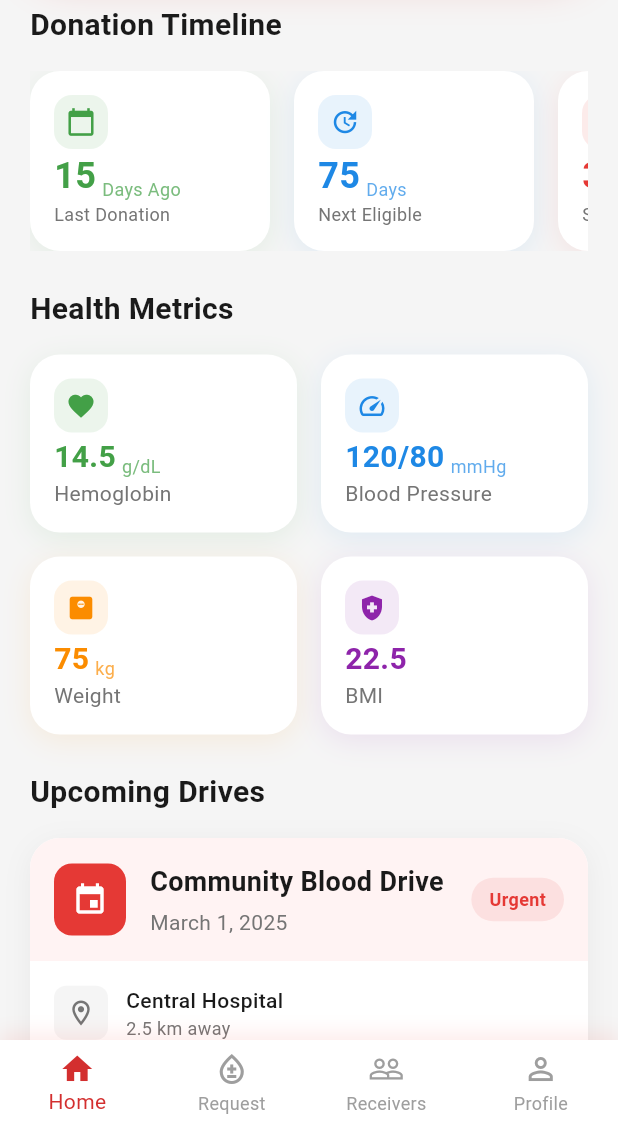
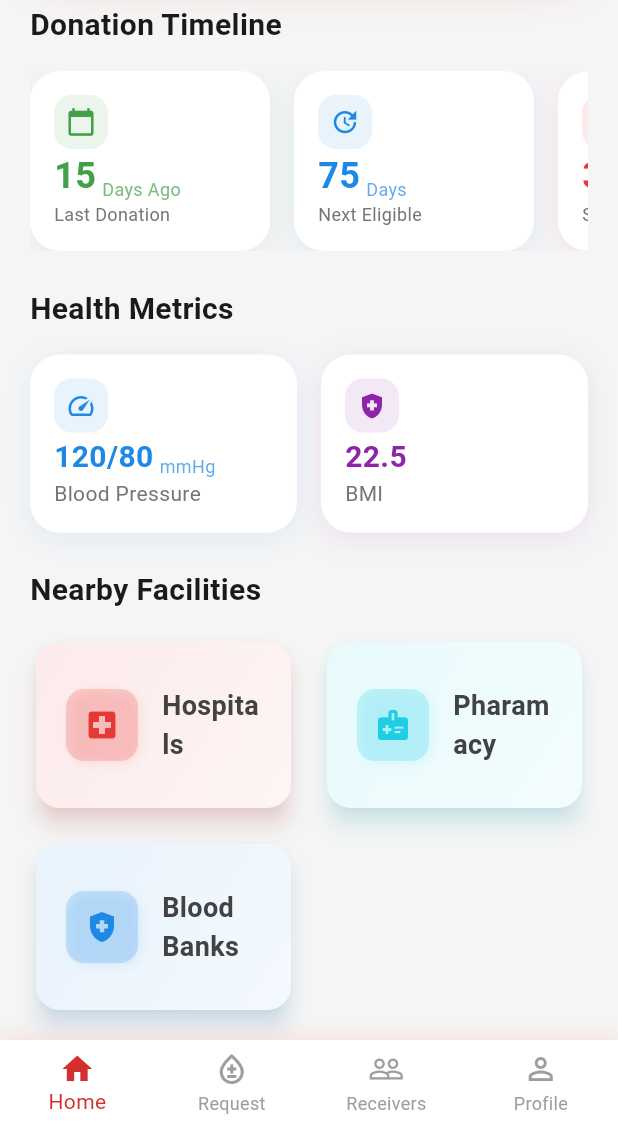
Before and after one commit to Sreenu-Chandaka/life_drop, a Flutter app: the screen it shows after launch, scrolled down 150 dp, on a phone screen of 412 x 824 dp, the part 109-1236 px from its top. Run offline on Flutter 3.47's test engine with Material 3 defaults, Android fonts, the light colour scheme and no system bars.

Commit message:
Update home.dart

```diff
--- a/lib/screens/home.dart
+++ b/lib/screens/home.dart
@@ -6,7 +6,6 @@ class HomeScreen extends StatelessWidget {
 
   @override
   Widget build(BuildContext context) {
-    // Set system overlay style for status bar
     SystemChrome.setSystemUIOverlayStyle(
       const SystemUiOverlayStyle(
         statusBarColor: Colors.transparent,
@@ -19,7 +18,6 @@ class HomeScreen extends StatelessWidget {
       body: SafeArea(
         child: CustomScrollView(
           slivers: [
-            // _buildAppBar(),
             SliverToBoxAdapter(
               child: Padding(
                 padding: const EdgeInsets.symmetric(horizontal: 20),
@@ -32,7 +30,8 @@ class HomeScreen extends StatelessWidget {
                     const SizedBox(height: 24),
                     _buildHealthMetrics(),
                     const SizedBox(height: 24),
-                    _buildUpcomingDrives(context),
+                    _buildNearbyFacilities(),
+
                   ],
                 ),
               ),
@@ -214,13 +213,7 @@ class HomeScreen extends StatelessWidget {
           crossAxisSpacing: 16,
           childAspectRatio: 1.5,
           children: const [
-            _HealthMetricCard(
-              title: 'Hemoglobin',
-              value: '14.5',
-              unit: 'g/dL',
-              icon: Icons.favorite,
-              color: Color(0xFF43A047),
-            ),
+
             _HealthMetricCard(
               title: 'Blood Pressure',
               value: '120/80',
@@ -228,13 +221,7 @@ class HomeScreen extends StatelessWidget {
               icon: Icons.speed,
               color: Color(0xFF1E88E5),
             ),
-            _HealthMetricCard(
-              title: 'Weight',
-              value: '75',
-              unit: 'kg',
-              icon: Icons.monitor_weight,
-              color: Color(0xFFFB8C00),
-            ),
+
             _HealthMetricCard(
               title: 'BMI',
               value: '22.5',
@@ -248,12 +235,12 @@ class HomeScreen extends StatelessWidget {
     );
   }
 
-  Widget _buildUpcomingDrives(BuildContext context) {
+  Widget _buildNearbyFacilities() {
     return Column(
       crossAxisAlignment: CrossAxisAlignment.start,
       children: [
         const Text(
-          'Upcoming Drives',
+          'Nearby Facilities',
           style: TextStyle(
             fontSize: 20,
             fontWeight: FontWeight.bold,
@@ -261,63 +248,121 @@ class HomeScreen extends StatelessWidget {
           ),
         ),
         const SizedBox(height: 16),
-        ListView.builder(
+        GridView.count(
           shrinkWrap: true,
           physics: const NeverScrollableScrollPhysics(),
-          itemCount: 2,
-          itemBuilder: (context, index) {
-            return _DriveCard(
-              title: 'Community Blood Drive',
-              date: 'March ${index + 1}, 2025',
-              location: 'Central Hospital',
-              distance: '2.5 km away',
-              time: '9:00 AM - 5:00 PM',
-            );
-          },
+          crossAxisCount: 2,
+          mainAxisSpacing: 16,
+          crossAxisSpacing: 16,
+          childAspectRatio: 1.5,
+          children:[
+    NearbyFacilityCard(
+              title: 'Hospitals',
+              icon: Icons.local_hospital,
+              color: Color(0xFFE53935),
+            ),
+           NearbyFacilityCard(
+              title: 'Pharamacy',
+              icon:Icons.medical_information,
+              color: Color.fromARGB(255, 30, 206, 229),
+            ),
+             NearbyFacilityCard(
+              title: 'Blood Banks',
+              icon: Icons.health_and_safety,
+              color: Color(0xFF1E88E5),
+            ),
+          ],
         ),
+          const SizedBox(height: 16),
       ],
     );
   }
+
+
+
 }
 
-class _MetricItem extends StatelessWidget {
-  final String value;
-  final String label;
+
+
+
+
+
+
+class NearbyFacilityCard extends StatelessWidget {
+  final String title;
   final IconData icon;
+  final Color color;
+  final VoidCallback? onTap;
 
-  const _MetricItem({
-    required this.value,
-    required this.label,
+  const NearbyFacilityCard({
+    Key? key,
+    required this.title,
     required this.icon,
-  });
+    required this.color,
+    this.onTap,
+  }) : super(key: key);
 
   @override
   Widget build(BuildContext context) {
-    return Column(
-      mainAxisSize: MainAxisSize.min,
-      children: [
-        Icon(icon, color: Colors.white, size: 20),
-        const SizedBox(height: 8),
-        Text(
-          value,
-          style: const TextStyle(
-            color: Colors.white,
-            fontSize: 24,
-            fontWeight: FontWeight.bold,
+    return Card(
+      elevation: 6,
+      shape: RoundedRectangleBorder(
+        borderRadius: BorderRadius.circular(16),
+      ),
+      shadowColor: color.withOpacity(0.3),
+      child: InkWell(
+        onTap: onTap,
+        borderRadius: BorderRadius.circular(16),
+        child: Container(
+          padding: const EdgeInsets.symmetric(horizontal: 20, vertical: 16),
+          decoration: BoxDecoration(
+            borderRadius: BorderRadius.circular(16),
+            gradient: LinearGradient(
+              colors: [color.withOpacity(0.1), color.withOpacity(0.05)],
+              begin: Alignment.topLeft,
+              end: Alignment.bottomRight,
+            ),
+          ),
+          child: Row(
+            children: [
+              Container(
+                padding: const EdgeInsets.all(12),
+                decoration: BoxDecoration(
+                  color: color.withOpacity(0.2),
+                  borderRadius: BorderRadius.circular(12),
+                  boxShadow: [
+                    BoxShadow(
+                      color: color.withOpacity(0.1),
+                      blurRadius: 6,
+                      offset: const Offset(2, 2),
+                    ),
+                  ],
+                ),
+                child: Icon(
+                  icon,
+                  color: color,
+                  size: 24,
+                ),
+              ),
+              const SizedBox(width: 16),
+              Expanded(
+                child: Text(
+                  title,
+                  style: TextStyle(
+                    fontSize: 18,
+                    fontWeight: FontWeight.w600,
+                    color: Colors.grey[800],
+                  ),
+                ),
+              ),
+
+            ],
           ),
         ),
-        Text(
-          label,
-          style: const TextStyle(
-            color: Colors.white70,
-            fontSize: 12,
-          ),
-        ),
-      ],
+      ),
     );
   }
 }
-
 class _TimelineCard extends StatelessWidget {
   final String title;
   final String value;
@@ -456,8 +501,7 @@ class _HealthMetricCard extends StatelessWidget {
                   style: TextStyle(
                     fontSize: 12,
                     color: color.withOpacity(0.7),
-                  ),
-                ),
+                  ),),
             ],
           ),
           Text(
@@ -473,215 +517,4 @@ class _HealthMetricCard extends StatelessWidget {
   }
 }
 
-class _DriveCard extends StatelessWidget {
-  final String title;
-  final String date;
-  final String location;
-  final String distance;
-  final String time;
-
-  const _DriveCard({
-    required this.title,
-    required this.date,
-    required this.location,
-    required this.distance,
-    required this.time,
-  });
-
-  @override
-  Widget build(BuildContext context) {
-    return Container(
-      margin: const EdgeInsets.only(bottom: 16),
-      decoration: BoxDecoration(
-        color: Colors.white,
-        borderRadius: BorderRadius.circular(20),
-        boxShadow: [
-          BoxShadow(
-            color: Colors.black.withOpacity(0.05),
-            blurRadius: 16,
-            offset: const Offset(0, 4),
-          ),
-        ],
-      ),
-      child: Column(
-        children: [
-          Container(
-            padding: const EdgeInsets.all(16),
-            decoration: const BoxDecoration(
-              color: Color(0xFFFFF3F3),
-              borderRadius: BorderRadius.only(
-                topLeft: Radius.circular(20),
-                topRight: Radius.circular(20),
-              ),
-            ),
-            child: Row(
-              children: [
-                Container(
-                  padding: const EdgeInsets.all(12),
-                  decoration: BoxDecoration(
-                    color: const Color(0xFFE53935),
-                    borderRadius: BorderRadius.circular(12),
-                  ),
-                  child: const Icon(
-                    Icons.event,
-                    color: Colors.white,
-                    size: 24,
-                  ),
-                ),
-                const SizedBox(width: 16),
-                Expanded(
-                  child: Column(
-                    crossAxisAlignment: CrossAxisAlignment.start,
-                    children: [
-                      Text(
-                        title,
-                        style: const TextStyle(
-                          fontSize: 18,
-                          fontWeight: FontWeight.bold,
-                          color: Color(0xFF1A1A1A),
-                        ),
-                      ),
-                      const SizedBox(height: 4),
-                      Text(
-                        date,
-                        style: TextStyle(
-                          color: Colors.grey[600],
-                          fontSize: 14,
-                        ),
-                      ),
-                    ],
-                  ),
-                ),
-                Container(
-                  padding: const EdgeInsets.symmetric(
-                    horizontal: 12,
-                    vertical: 6,
-                  ),
-                  decoration: BoxDecoration(
-                    color: const Color(0xFFE53935).withOpacity(0.1),
-                    borderRadius: BorderRadius.circular(20),
-                  ),
-                  child: const Text(
-                    'Urgent',
-                    style: TextStyle(
-                      color: Color(0xFFE53935),
-                      fontWeight: FontWeight.w600,
-                      fontSize: 12,
-                    ),
-                  ),
-                ),
-              ],
-            ),
-          ),
-          Padding(
-            padding: const EdgeInsets.all(16),
-            child: Column(
-              children: [
-                _DriveInfoRow(
-                  icon: Icons.location_on_outlined,
-                  title: location,
-                  subtitle: distance,
-                ),
-                const SizedBox(height: 12),
-                _DriveInfoRow(
-                  icon: Icons.access_time,
-                  title: time,
-                  subtitle: 'Duration: 8 hours',
-                ),
-                const SizedBox(height: 16),
-                Row(
-                  children: [
-                    Expanded(
-                      child: TextButton(
-                        onPressed: () {},
-                        style: TextButton.styleFrom(
-                          padding: const EdgeInsets.symmetric(vertical: 12),
-                          shape: RoundedRectangleBorder(
-                            borderRadius: BorderRadius.circular(12),
-                            side: BorderSide(
-                              color: Colors.grey[300]!,
-                            ),
-                          ),
-                        ),
-                        child: const Text('Learn More'),
-                      ),
-                    ),
-                    const SizedBox(width: 12),
-                    Expanded(
-                      child: ElevatedButton(
-                        onPressed: () {},
-                        style: ElevatedButton.styleFrom(
-                          backgroundColor: const Color(0xFFE53935),
-                          padding: const EdgeInsets.symmetric(vertical: 12),
-                          shape: RoundedRectangleBorder(
-                            borderRadius: BorderRadius.circular(12),
-                          ),
-                        ),
-                        child: const Text(
-                          'Register Now',
-                          style: TextStyle(
-                            color: Colors.white,
-                            fontWeight: FontWeight.w600,
-                          ),
-                        ),
-                      ),
-                    ),
-                  ],
-                ),
-              ],
-            ),
-          ),
-        ],
-      ),
-    );
-  }
-}
-
-class _DriveInfoRow extends StatelessWidget {
-  final IconData icon;
-  final String title;
-  final String subtitle;
-
-  const _DriveInfoRow({
-    required this.icon,
-    required this.title,
-    required this.subtitle,
-  });
-
-  @override
-  Widget build(BuildContext context) {
-    return Row(
-      children: [
-        Container(
-          padding: const EdgeInsets.all(8),
-          decoration: BoxDecoration(
-            color: Colors.grey[100],
-            borderRadius: BorderRadius.circular(8),
-          ),
-          child: Icon(icon, size: 20, color: Colors.grey[600]),
-        ),
-        const SizedBox(width: 12),
-        Column(
-          crossAxisAlignment: CrossAxisAlignment.start,
-          children: [
-            Text(
-              title,
-              style: const TextStyle(
-                fontSize: 14,
-                fontWeight: FontWeight.w500,
-                color: Color(0xFF1A1A1A),
-              ),
-            ),
-            Text(
-              subtitle,
-              style: TextStyle(
-                fontSize: 12,
-                color: Colors.grey[600],
-              ),
-            ),
-          ],
-        ),
-      ],
-    );
-  }
-}
+enum FacilityType { hospital, pharmacy }
```
